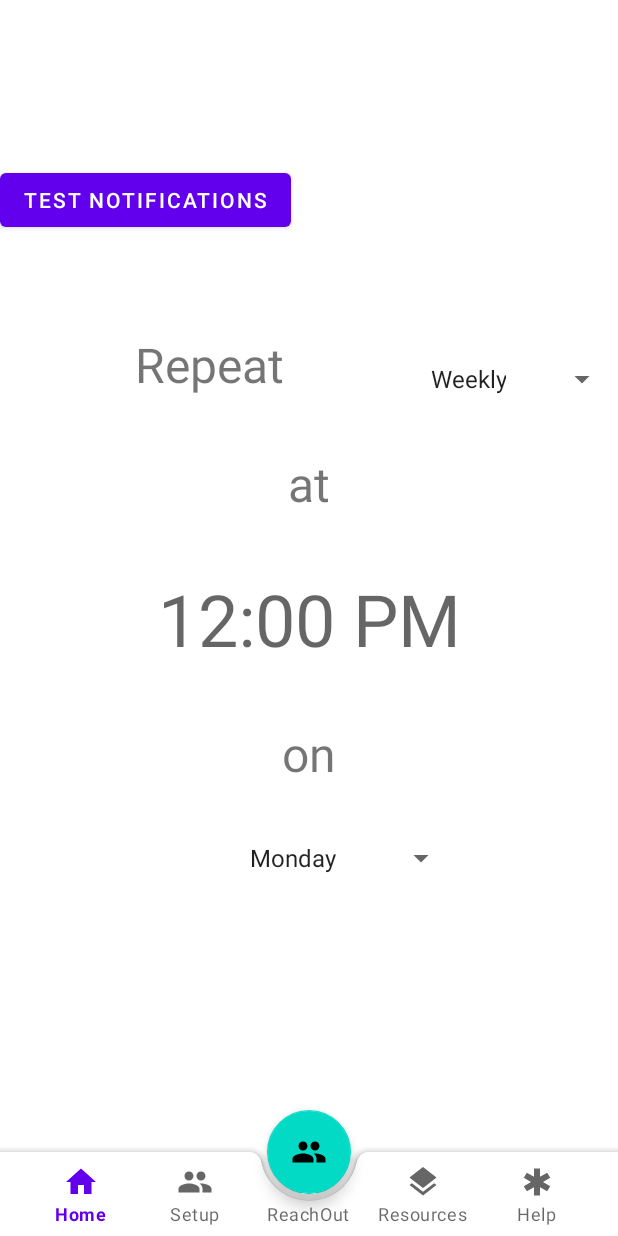
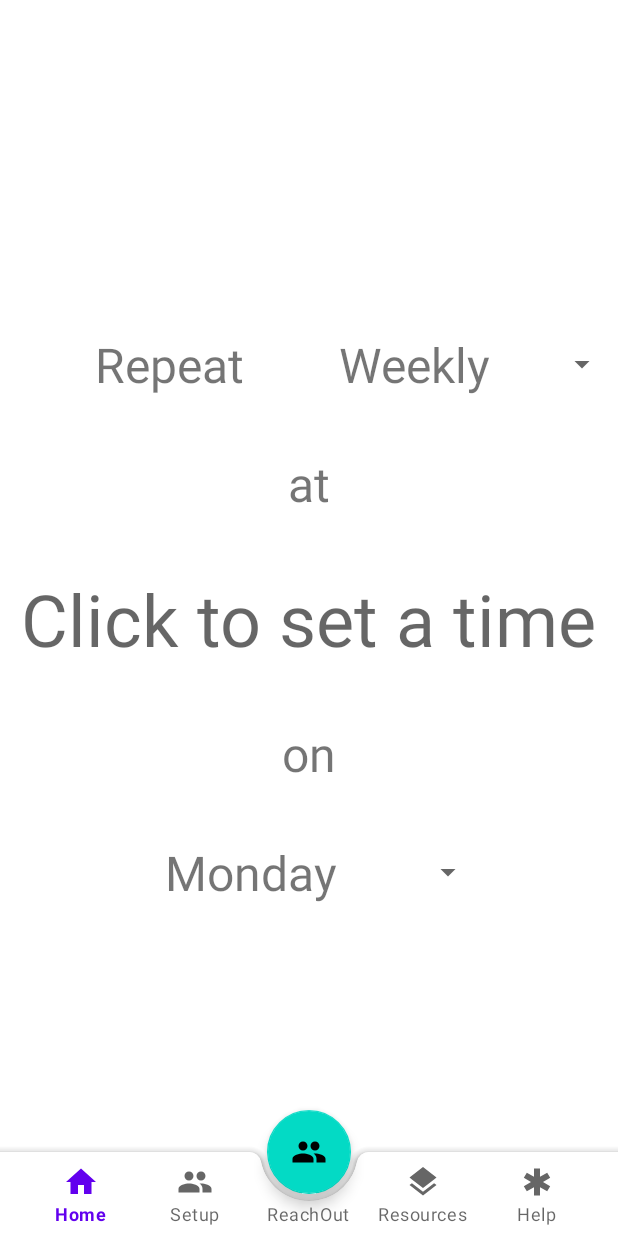
Before and after one commit to dvrkrvin/ReachOut, an Android app built with Jetpack Compose: the ChildTwoFragment screen opened through its navigation route, on a phone screen of 412 x 824 dp. Run offline under Robolectric (Android 15) with nearby library versions, the phone set to English and light mode, and no system bars.

Commit message:
Customized spinner UI and made more progress on notification scheduling

```diff
--- a/app/src/main/java/com/lincolnstewart/android/reachout/ui/alarm/AlarmReceiver.kt
+++ b/app/src/main/java/com/lincolnstewart/android/reachout/ui/alarm/AlarmReceiver.kt
@@ -11,6 +11,6 @@ class AlarmReceiver: BroadcastReceiver() {
         println("Alarm triggered: $message")
 
         val service = ReachOutNotificationService(context)
-        service.showNotification("Test123")
+        service.showNotification(message)
     }
 }
--- a/app/src/main/java/com/lincolnstewart/android/reachout/ui/setup/tabs/ChildTwoFragment.kt
+++ b/app/src/main/java/com/lincolnstewart/android/reachout/ui/setup/tabs/ChildTwoFragment.kt
@@ -1,7 +1,6 @@
 package com.lincolnstewart.android.reachout.ui.setup.tabs
 
 import android.app.TimePickerDialog
-import android.content.Context
 import android.content.Context.MODE_PRIVATE
 import android.icu.text.SimpleDateFormat
 import android.os.Bundle
@@ -10,8 +9,10 @@ import android.view.LayoutInflater
 import android.view.View
 import android.view.ViewGroup
 import android.widget.AdapterView
+import android.widget.ArrayAdapter
 import androidx.fragment.app.Fragment
 import androidx.lifecycle.ViewModelProvider
+import com.lincolnstewart.android.reachout.R
 import com.lincolnstewart.android.reachout.ReachOutNotificationService
 import com.lincolnstewart.android.reachout.databinding.FragmentChildTwoBinding
 import com.lincolnstewart.android.reachout.ui.alarm.AlarmItem
@@ -48,7 +49,6 @@ class ChildTwoFragment : Fragment() {
 
         // For notification testing
         val service = ReachOutNotificationService(requireContext())
-//        service.showNotification("Ree")
         service.scheduleNotifications(requireContext())
 
         initializeSpinners()
@@ -57,27 +57,31 @@ class ChildTwoFragment : Fragment() {
             initializeTimePicker()
         }
 
-        val shedular = AndroidAlarmScheduler(requireContext())
-        binding.testButton.setOnClickListener {
-            val alarmItem = AlarmItem(
-                time = LocalDateTime.now()
-                    .plusSeconds(5),
-                message = "test"
-            )
-            alarmItem.let(shedular::schedule)
-        }
+        setInitialValues()
+
     }
 
     // For testing purposes
     override fun onPause() {
         super.onPause()
 
+        scheduleAlarm()
+
         val sharedPreferences = context?.getSharedPreferences("ReminderPrefs", MODE_PRIVATE)
 
+        // Get whatever has been set in shared prefs and log it for testing purposes
         val freqString = sharedPreferences?.getString("selected_frequency", "")
         val timeString = sharedPreferences?.getString("selected_time", "")
         val dayString = sharedPreferences?.getString("selected_day", "")
         Log.d(TAG, "Currently set in ReminderPrefs, Frequency: $freqString, Time: $timeString, Day: $dayString")
+    }
+
+    override fun onResume() {
+        super.onResume()
+
+        setInitialValues()
+
+
     }
 
     override fun onDestroyView() {
@@ -90,6 +94,23 @@ class ChildTwoFragment : Fragment() {
         val frequencySpinner = binding.frequencySpinner
         val daySpinner = binding.daySpinner
 
+        // Set custom spinner styles
+        val frequencyAdapter = ArrayAdapter.createFromResource(
+            requireContext(),
+            R.array.frequency_options,
+            R.layout.custom_spinner_item
+        )
+        val dayAdapter = ArrayAdapter.createFromResource(
+            requireContext(),
+            R.array.day_options,
+            R.layout.custom_spinner_item
+        )
+        frequencySpinner.adapter = frequencyAdapter
+        daySpinner.adapter = dayAdapter
+
+
+
+        // Set listeners
         frequencySpinner.onItemSelectedListener = object : AdapterView.OnItemSelectedListener {
             override fun onItemSelected(parent: AdapterView<*>, view: View?, position: Int, id: Long) {
                 val selectedFrequency = parent.getItemAtPosition(position).toString()
@@ -136,14 +157,6 @@ class ChildTwoFragment : Fragment() {
                 selectedCalendar.set(Calendar.HOUR_OF_DAY, hourOfDay)
                 selectedCalendar.set(Calendar.MINUTE, minuteOfHour)
 
-//                // Get the AM/PM indicator
-//                val amPm = if (selectedCalendar.get(Calendar.AM_PM) == Calendar.AM) "AM" else "PM"
-//
-//                // Update the selected time text view with the selected time and AM/PM indicator
-//                binding.selectedTime.text = "$hourOfDay:$minuteOfHour $amPm"
-//
-//                Log.d(TAG, "Selected Time: $hourOfDay:$minuteOfHour $amPm")
-
                 // Format time to a Simple Date Format
                 val sdf = SimpleDateFormat("hh:mm a", Locale.getDefault())
                 val formattedTime = sdf.format(selectedCalendar.time)
@@ -165,4 +178,65 @@ class ChildTwoFragment : Fragment() {
         // Show the time picker dialog
         timePickerDialog.show()
     }
+
+    private fun scheduleAlarm() {
+        val scheduler = AndroidAlarmScheduler(requireContext())
+        val alarmItem = AlarmItem(
+            time = LocalDateTime.now(),
+            message = "Let's Reach Out"
+        )
+        alarmItem.let(scheduler::schedule)
+
+        Log.d(TAG, "Alarm Scheduled")
+    }
+
+    private fun setInitialValues() {
+
+        val sharedPreferences = context?.getSharedPreferences("ReminderPrefs", MODE_PRIVATE)
+
+        // Set time hint and //TODO: initial value
+        val timeString = sharedPreferences?.getString("selected_time", "")
+        Log.d(TAG, "Time string: $timeString")
+        if (timeString != null) {
+            if (timeString.isNotEmpty()) {
+                binding.selectedTime.hint = timeString
+
+            }
+        }
+
+        // Set spinner values
+        val freqString = sharedPreferences?.getString("selected_frequency", "")
+        val dayString = sharedPreferences?.getString("selected_day", "")
+        if (freqString != null && dayString != null) {
+            if (freqString.isNotEmpty() && dayString.isNotEmpty()) {
+                val freqInt = freqStringToSpinnerInt(freqString)
+                val dayInt = dayStringToSpinnerInt(dayString)
+
+                binding.frequencySpinner.setSelection(freqInt)
+                binding.daySpinner.setSelection(dayInt)
+            }
+        }
+
+    }
+
+    private fun freqStringToSpinnerInt (frequencyString: String) : Int{
+        when (frequencyString) {
+            "Weekly" -> return 0
+            "Bi-Weekly" -> return 1
+        }
+        return -1
+    }
+
+    private fun dayStringToSpinnerInt (dayString: String) : Int{
+        when (dayString) {
+            "Monday" -> return 0
+            "Tuesday" -> return 1
+            "Wednesday" -> return 2
+            "Thursday" -> return 3
+            "Friday" -> return 4
+            "Saturday" -> return 5
+            "Sunday" -> return 6
+        }
+        return -1
+    }
 }
--- /dev/null
+++ b/app/src/main/res/layout/custom_spinner_item.xml
@@ -0,0 +1,6 @@
+<?xml version="1.0" encoding="utf-8"?>
+<TextView xmlns:android="http://schemas.android.com/apk/res/android"
+    android:id="@android:id/text1"
+    android:layout_width="match_parent"
+    android:layout_height="wrap_content"
+    android:textSize="32sp" />
--- a/app/src/main/res/layout/fragment_child_two.xml
+++ b/app/src/main/res/layout/fragment_child_two.xml
@@ -11,7 +11,7 @@
         android:id="@+id/selectedTime"
         android:layout_width="wrap_content"
         android:layout_height="wrap_content"
-        android:hint="12:00 PM"
+        android:hint="Click to set a time"
         android:textSize="48sp"
         app:layout_constraintBottom_toBottomOf="parent"
         app:layout_constraintEnd_toEndOf="parent"
@@ -20,7 +20,7 @@
 
     <Spinner
         android:id="@+id/day_spinner"
-        android:layout_width="172dp"
+        android:layout_width="wrap_content"
         android:layout_height="wrap_content"
         android:layout_marginTop="36dp"
         android:entries="@array/day_options"
@@ -81,13 +81,4 @@
         app:layout_constraintHorizontal_chainStyle="packed"
         app:layout_constraintStart_toStartOf="parent" />
 
-    <Button
-        android:id="@+id/testButton"
-        android:layout_width="wrap_content"
-        android:layout_height="wrap_content"
-        android:layout_marginBottom="64dp"
-        android:text="Test notifications"
-        app:layout_constraintBottom_toTopOf="@+id/repeatTextView"
-        tools:layout_editor_absoluteX="133dp" />
-
 </androidx.constraintlayout.widget.ConstraintLayout>
```
